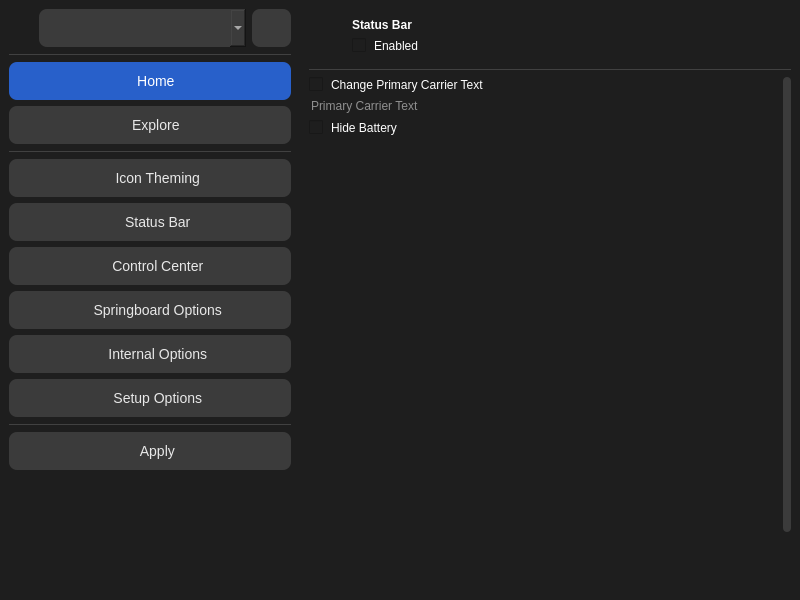
First picture: the form in mainwindow.ui, repository Avangelista/CowabungaLiteWindows, before the edit.
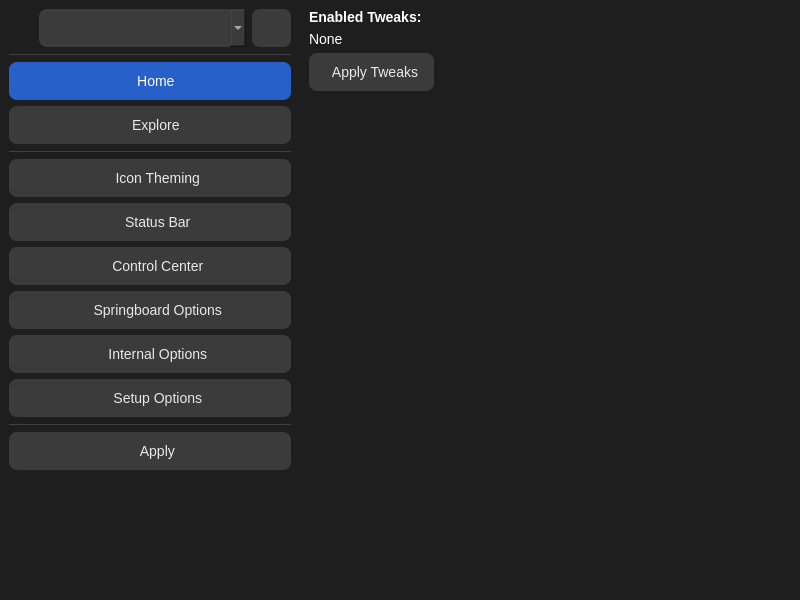
Second picture: the form after the edit. Icons and pictures are not drawn.

The edit to the form file:
```diff
--- a/mainwindow.ui
+++ b/mainwindow.ui
@@ -38,6 +38,10 @@
 	spacing: 0px;
 }
 
+QLabel {
+    font-size: 14px;
+}
+
 QToolButton {
     background-color: #3b3b3b;
     border: none;
@@ -72,12 +76,14 @@
 
 QCheckBox {
 	spacing: 8px;
+	font-size: 14px;
 }
 
 QLineEdit {
 	border: none;
 	background-color: transparent;
 	color: #FFFFFF;
+	font-size: 14px;
 }
 
 QScrollBar:vertical {
@@ -583,7 +589,7 @@
        <item>
         <widget class="QStackedWidget" name="pages">
          <property name="currentIndex">
-          <number>1</number>
+          <number>2</number>
          </property>
          <widget class="QWidget" name="homePage">
           <layout class="QVBoxLayout" name="verticalLayout_2">
@@ -930,7 +936,7 @@
                   <widget class="QLabel" name="label_8">
                    <property name="font">
                     <font>
-                     <pointsize>9</pointsize>
+                     <pointsize>-1</pointsize>
                      <bold>true</bold>
                     </font>
                    </property>
@@ -1077,6 +1083,69 @@
            </item>
           </layout>
          </widget>
+         <widget class="QWidget" name="applyPage">
+          <layout class="QVBoxLayout" name="verticalLayout_6">
+           <property name="leftMargin">
+            <number>0</number>
+           </property>
+           <property name="topMargin">
+            <number>0</number>
+           </property>
+           <property name="rightMargin">
+            <number>0</number>
+           </property>
+           <property name="bottomMargin">
+            <number>0</number>
+           </property>
+           <item>
+            <widget class="QLabel" name="label_2">
+             <property name="font">
+              <font>
+               <pointsize>-1</pointsize>
+               <bold>true</bold>
+              </font>
+             </property>
+             <property name="text">
+              <string>Enabled Tweaks:</string>
+             </property>
+            </widget>
+           </item>
+           <item>
+            <widget class="QLabel" name="enabledTweaksLbl">
+             <property name="text">
+              <string>None</string>
+             </property>
+            </widget>
+           </item>
+           <item>
+            <widget class="QToolButton" name="applyTweaksBtn">
+             <property name="text">
+              <string>  Apply Tweaks</string>
+             </property>
+             <property name="icon">
+              <iconset resource="resources.qrc">
+               <normaloff>:/icon/check-circle.svg</normaloff>:/icon/check-circle.svg</iconset>
+             </property>
+             <property name="toolButtonStyle">
+              <enum>Qt::ToolButtonTextBesideIcon</enum>
+             </property>
+            </widget>
+           </item>
+           <item>
+            <spacer name="verticalSpacer_2">
+             <property name="orientation">
+              <enum>Qt::Vertical</enum>
+             </property>
+             <property name="sizeHint" stdset="0">
+              <size>
+               <width>20</width>
+               <height>40</height>
+              </size>
+             </property>
+            </spacer>
+           </item>
+          </layout>
+         </widget>
         </widget>
        </item>
       </layout>
```
Left out of the diff: 17 changed lines with no effect on the pictures.
